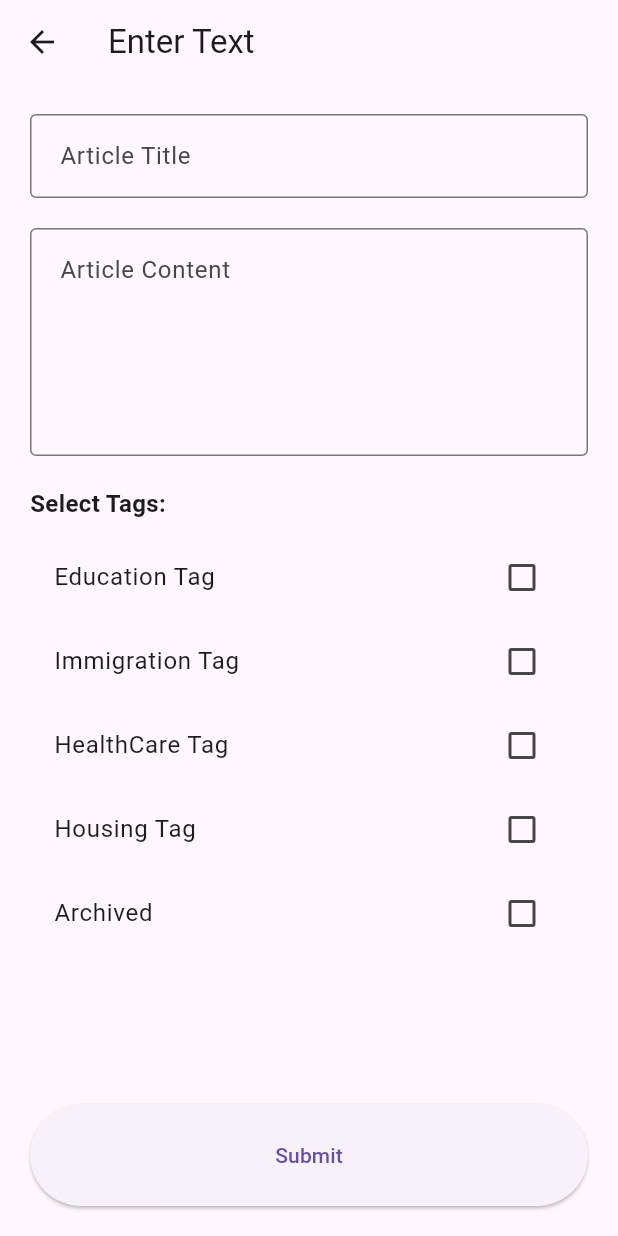
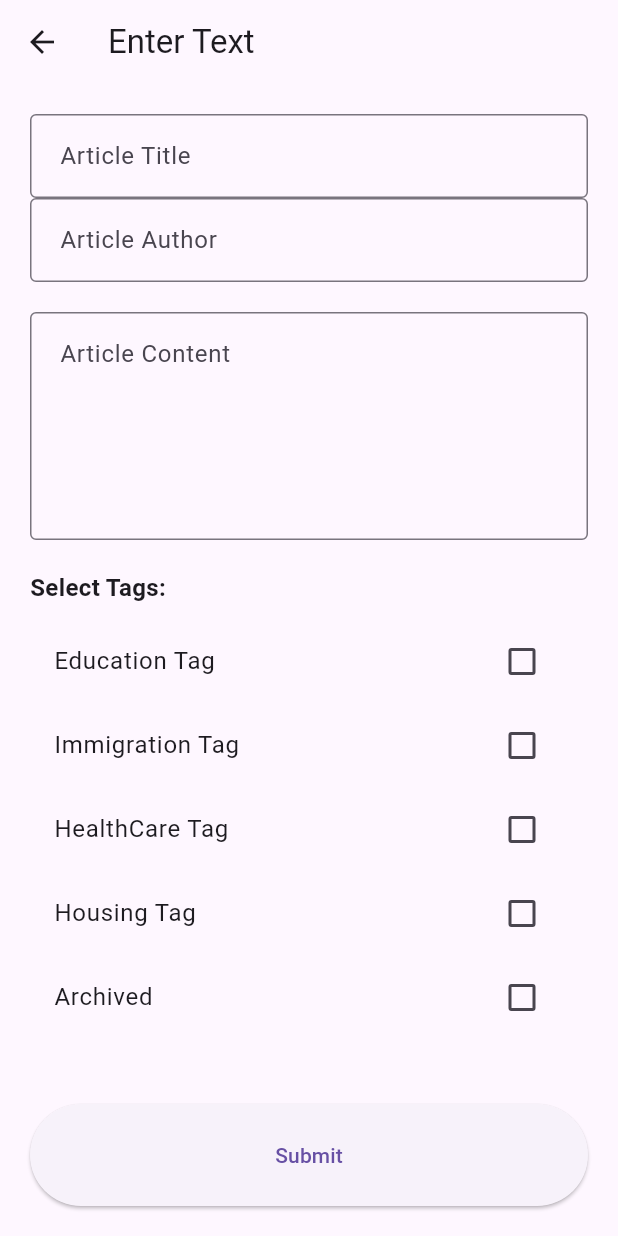
Before and after one commit to evelyn-mccarty/SML-Writer, a Flutter app: the TextEntryPage screen opened directly, on a phone screen of 412 x 824 dp. Run offline on Flutter 3.47's test engine with Material 3 defaults, Android fonts, the phone set to English and light mode, and no system bars; our stand-ins replace file_picker.

Commit message:
Article upload
Added the upload functionality to the writer, also added an author box (could be replaced by user accounts)

```diff
--- /dev/null
+++ b/writer/lib/json_article.dart
@@ -0,0 +1,27 @@
+class JsonArticle {
+  final String title;
+  final String author;
+  final List<dynamic> tags;
+  final List<dynamic> body;
+
+  const JsonArticle({
+    required this.title,
+    required this.author,
+    required this.tags,
+    required this.body,
+  });
+
+  static JsonArticle fromJson(json) => JsonArticle(
+        title: json["Title"],
+        author: json["Author"],
+        tags: json["Tags"],
+        body: json["Body"],
+      );
+
+  static Map<String, dynamic> toJson(JsonArticle item) => {
+        'Title': item.title,
+        'Author': item.author,
+        'Body': item.body,
+        'Tags': item.tags
+      };
+}
--- a/writer/pubspec.yaml
+++ b/writer/pubspec.yaml
@@ -10,6 +10,7 @@ dependencies:
   flutter:
     sdk: flutter
   file_picker: ^6.1.1
+  http: ^1.2.0
 
 dev_dependencies:
   flutter_test:
```
Also changed, not shown: writer/lib/main.dart (+38 -5 lines), writer/pubspec.lock, 1 other file.
